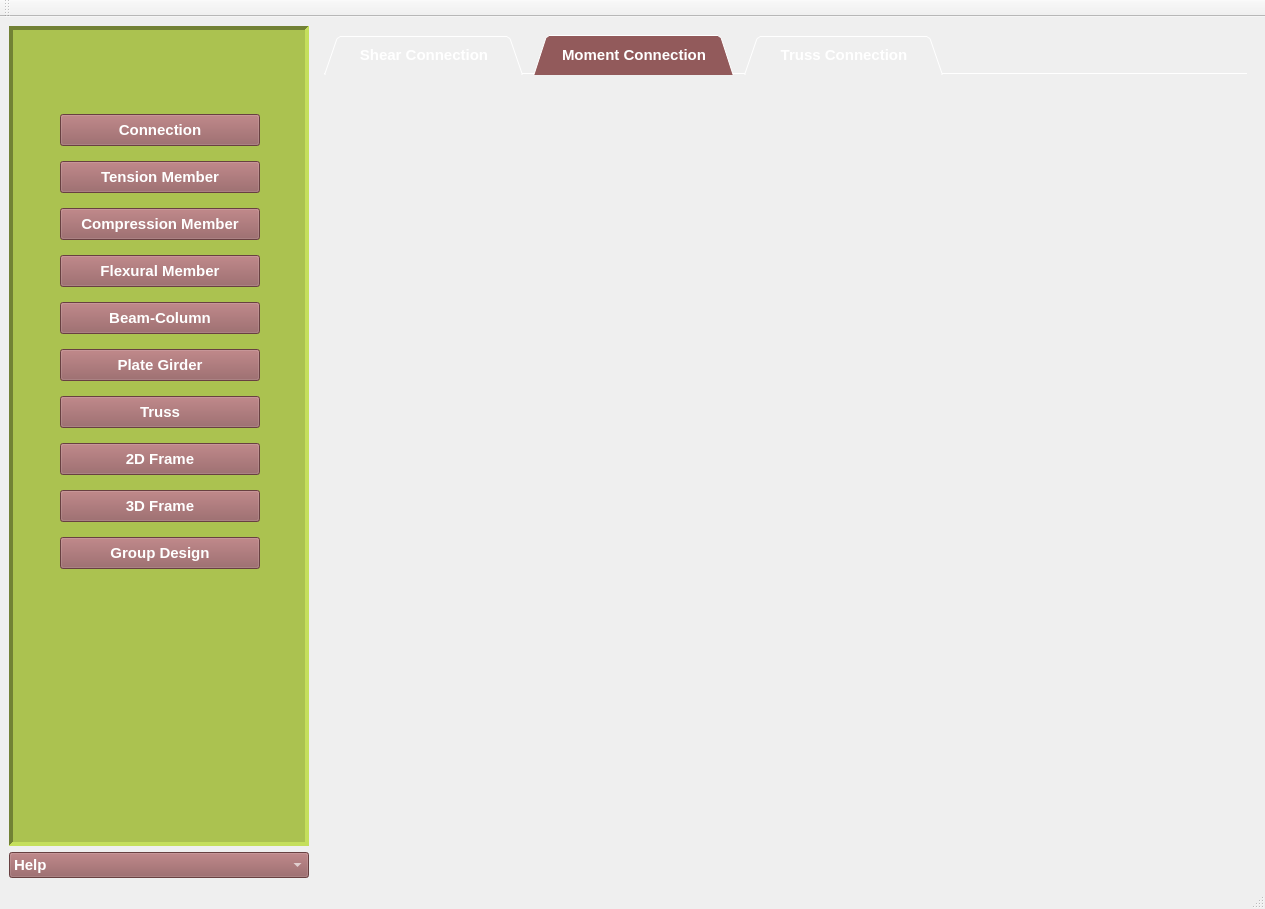
Qt form OsdagMainPage.ui (GreatDevelopers/osdag-core) before a commit.
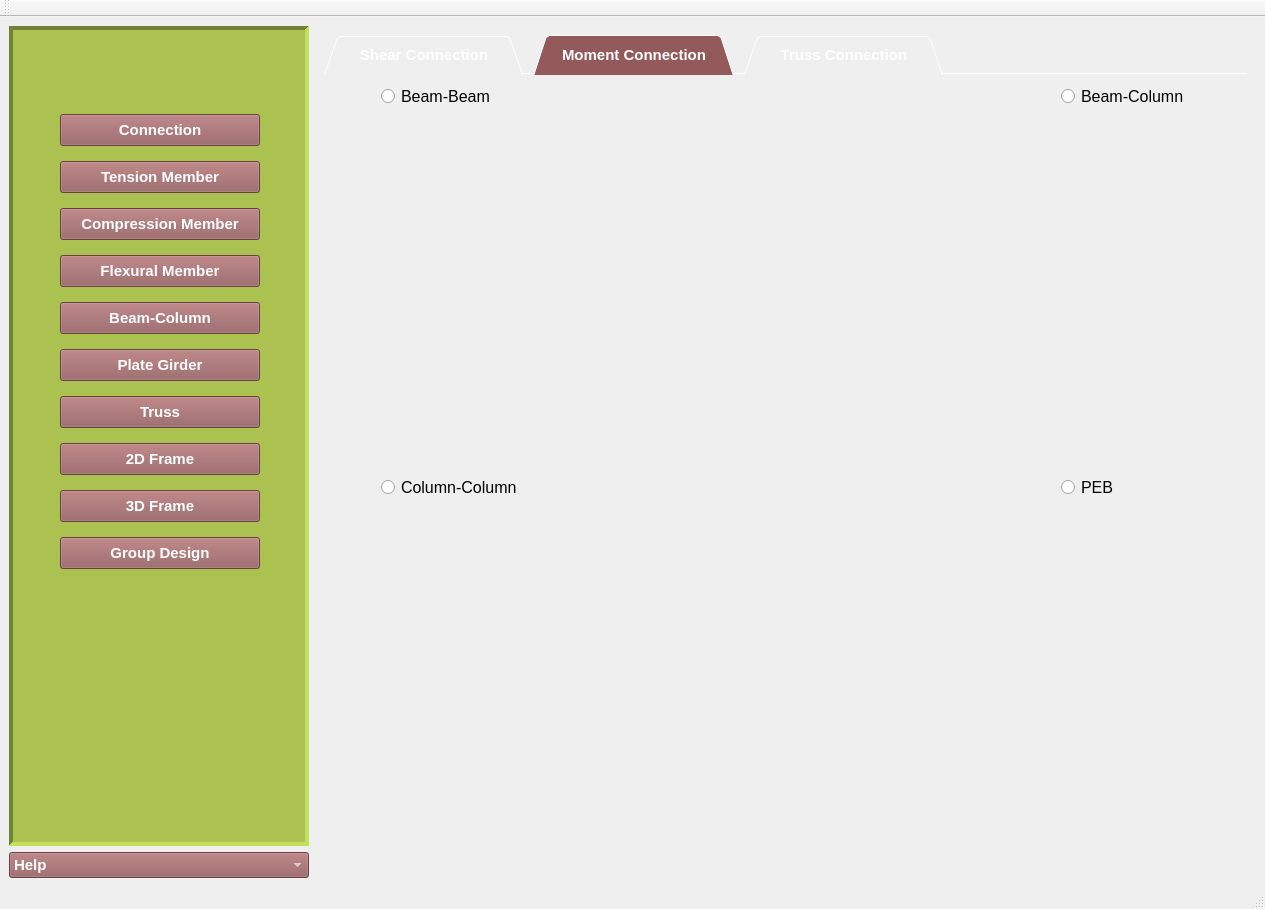
The same form after that commit. The open tabs and pages were chosen to show the change. Icons and pictures are not drawn.

What changed in the file:
```diff
--- a/OsdagMainPage.ui
+++ b/OsdagMainPage.ui
@@ -1134,6 +1134,176 @@
            <attribute name="whatsThis">
             <string>This connection is under development</string>
            </attribute>
+           <layout class="QGridLayout" name="gridLayout_4">
+            <item row="2" column="1">
+             <widget class="QRadioButton" name="rdbtn_peb">
+              <property name="font">
+               <font>
+                <family>Arial</family>
+                <pointsize>12</pointsize>
+               </font>
+              </property>
+              <property name="layoutDirection">
+               <enum>Qt::LeftToRight</enum>
+              </property>
+              <property name="text">
+               <string>PEB</string>
+              </property>
+             </widget>
+            </item>
+            <item row="2" column="4">
+             <widget class="QRadioButton" name="rdbtn_colcol">
+              <property name="font">
+               <font>
+                <family>Arial</family>
+                <pointsize>12</pointsize>
+               </font>
+              </property>
+              <property name="layoutDirection">
+               <enum>Qt::LeftToRight</enum>
+              </property>
+              <property name="text">
+               <string>Column-Column</string>
+              </property>
+             </widget>
+            </item>
+            <item row="0" column="0">
+             <spacer name="horizontalSpacer_13">
+              <property name="orientation">
+               <enum>Qt::Horizontal</enum>
+              </property>
+              <property name="sizeHint" stdset="0">
+               <size>
+                <width>40</width>
+                <height>20</height>
+               </size>
+              </property>
+             </spacer>
+            </item>
+            <item row="0" column="1">
+             <widget class="QRadioButton" name="rdbtn_beamcolumn">
+              <property name="font">
+               <font>
+                <family>Arial</family>
+                <pointsize>12</pointsize>
+               </font>
+              </property>
+              <property name="layoutDirection">
+               <enum>Qt::LeftToRight</enum>
+              </property>
+              <property name="text">
+               <string>Beam-Column</string>
+              </property>
+             </widget>
+            </item>
+            <item row="0" column="2" colspan="2">
+             <spacer name="horizontalSpacer_10">
+              <property name="orientation">
+               <enum>Qt::Horizontal</enum>
+              </property>
+              <property name="sizeHint" stdset="0">
+               <size>
+                <width>527</width>
+                <height>20</height>
+               </size>
+              </property>
+             </spacer>
+            </item>
+            <item row="0" column="4">
+             <widget class="QRadioButton" name="rdbtn_beamtobeam">
+              <property name="font">
+               <font>
+                <family>Arial</family>
+                <pointsize>12</pointsize>
+               </font>
+              </property>
+              <property name="layoutDirection">
+               <enum>Qt::LeftToRight</enum>
+              </property>
+              <property name="text">
+               <string>Beam-Beam</string>
+              </property>
+             </widget>
+            </item>
+            <item row="1" column="1">
+             <spacer name="verticalSpacer_9">
+              <property name="orientation">
+               <enum>Qt::Vertical</enum>
+              </property>
+              <property name="sizeHint" stdset="0">
+               <size>
+                <width>20</width>
+                <height>329</height>
+               </size>
+              </property>
+             </spacer>
+            </item>
+            <item row="3" column="4">
+             <spacer name="verticalSpacer_10">
+              <property name="orientation">
+               <enum>Qt::Vertical</enum>
+              </property>
+              <property name="sizeHint" stdset="0">
+               <size>
+                <width>20</width>
+                <height>328</height>
+               </size>
+              </property>
+             </spacer>
+            </item>
+            <item row="1" column="4">
+             <spacer name="verticalSpacer_8">
+              <property name="orientation">
+               <enum>Qt::Vertical</enum>
+              </property>
+              <property name="sizeHint" stdset="0">
+               <size>
+                <width>20</width>
+                <height>329</height>
+               </size>
+              </property>
+             </spacer>
+            </item>
+            <item row="3" column="1">
+             <spacer name="verticalSpacer_11">
+              <property name="orientation">
+               <enum>Qt::Vertical</enum>
+              </property>
+              <property name="sizeHint" stdset="0">
+               <size>
+                <width>20</width>
+                <height>328</height>
+               </size>
+              </property>
+             </spacer>
+            </item>
+            <item row="2" column="3">
+             <spacer name="horizontalSpacer_11">
+              <property name="orientation">
+               <enum>Qt::Horizontal</enum>
+              </property>
+              <property name="sizeHint" stdset="0">
+               <size>
+                <width>520</width>
+                <height>20</height>
+               </size>
+              </property>
+             </spacer>
+            </item>
+            <item row="0" column="5">
+             <spacer name="horizontalSpacer_14">
+              <property name="orientation">
+               <enum>Qt::Horizontal</enum>
+              </property>
+              <property name="sizeHint" stdset="0">
+               <size>
+                <width>40</width>
+                <height>20</height>
+               </size>
+              </property>
+             </spacer>
+            </item>
+           </layout>
           </widget>
           <widget class="QWidget" name="tab3_trussconnection">
            <attribute name="title">
```
Left out of the diff: 116 changed lines with no effect on the pictures.
